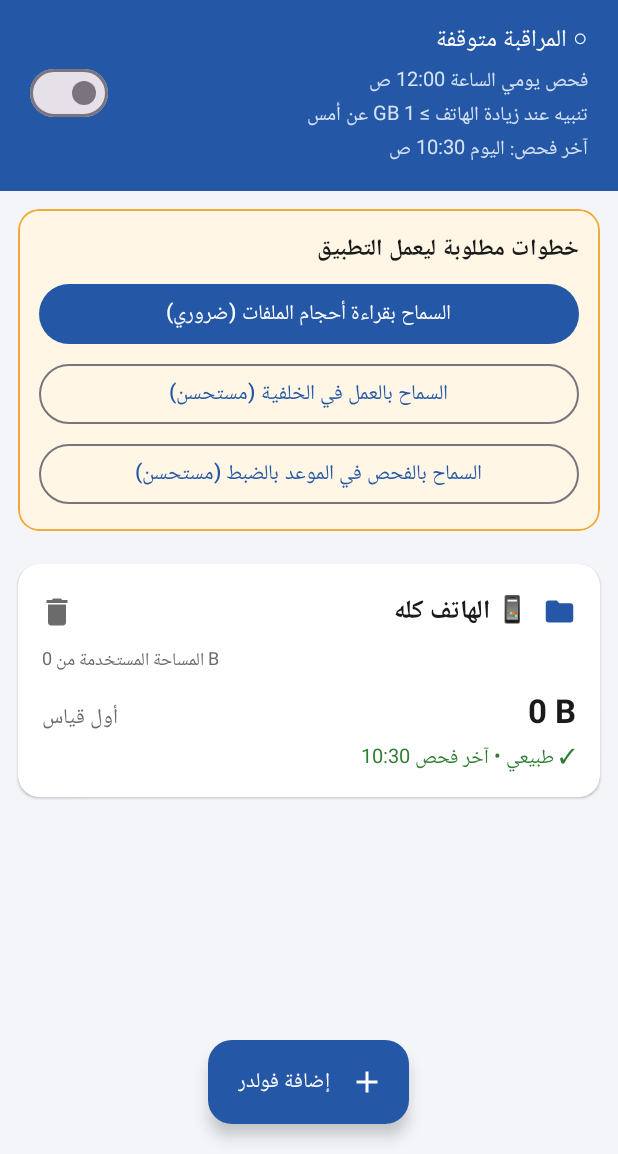
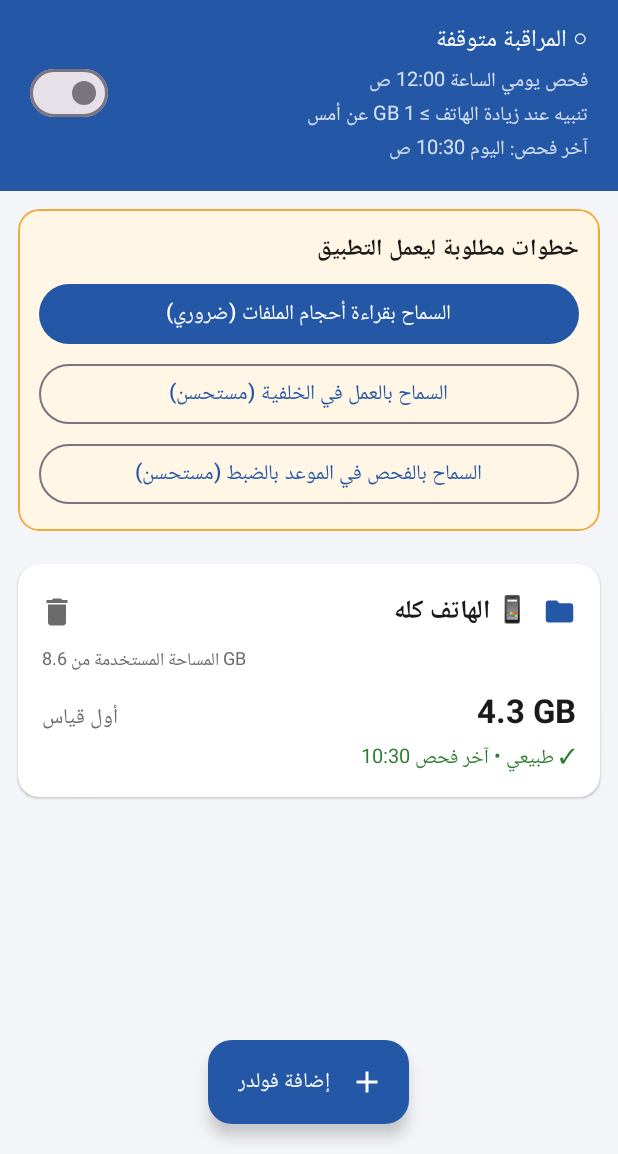
Before and after one commit to mostafatobgy/Claude_1, an Android app: the screen it shows after launch (MainActivity), after a tap on "فحص الآن", on a phone screen of 412 x 824 dp, the part 82-1236 px from its top. Run offline under Robolectric (Android 15) with nearby library versions, the phone set to English and light mode, and no system bars; 1 statement that could not run was skipped.

Commit message:
Folder monitor app: measure phone storage like Android Settings
- Whole-phone used/total now come from StorageStatsManager, the source
  Settings uses: total is the advertised capacity and used includes the
  system, so the app shows e.g. 94.2 GB of 256 GB like the phone does.
  Earlier phone samples (user-data partition only) are dropped once so
  the switch doesn't look like growth.
- All sizes use 1000-based units, matching Settings and the Files app.
  Whole-phone default threshold is now 1000 MB.

Co-Authored-By: Claude Opus 5.5 <noreply@anthropic.com>
Claude-Session: https://claude.ai/code/session_017eM4pdfexUZEAaNcascfnn

```diff
--- a/folder-monitor-android/app/src/main/java/com/foldermonitor/app/FolderAdapter.kt
+++ b/folder-monitor-android/app/src/main/java/com/foldermonitor/app/FolderAdapter.kt
@@ -45,7 +45,7 @@ class FolderAdapter(private val onRemove: (String) -> Unit) : RecyclerView.Adapt
         val now = System.currentTimeMillis()
         if (path == Alert.PHONE) {
             vh.name.text = "📱 الهاتف كله"
-            vh.path.text = "المساحة المستخدمة من " + formatSize(PhoneStorage.total())
+            vh.path.text = "المساحة المستخدمة من " + formatSize(PhoneStorage.total(ctx))
         } else {
             vh.name.text = File(path).name.ifEmpty { path }
             vh.path.text = FolderPicker.displayPath(path)
--- a/folder-monitor-android/app/src/main/java/com/foldermonitor/app/Growth.kt
+++ b/folder-monitor-android/app/src/main/java/com/foldermonitor/app/Growth.kt
@@ -17,7 +17,7 @@ data class Rules(
     val thresholdMb: Long = 0,       // alert if growth >= this many MB (0 = off) ...
     val thresholdPercent: Int = 20,  // ... or >= this percent of the earlier size (0 = off)
     val cooldownMin: Int = 30,       // interval mode: don't repeat an alert for the same folder sooner
-    val phoneMb: Long = 1024,        // whole phone: alert if used space grew >= this many MB (0 = off) ...
+    val phoneMb: Long = 1000,        // whole phone: alert if used space grew >= this many MB (0 = off) ...
     val phonePercent: Int = 0,       // ... or >= this percent (0 = off)
 ) {
     // Daily mode compares with the previous day's check. 20 h (not 24) so a check that ran a little
@@ -160,7 +160,8 @@ object Culprits {
 }
 
 object Growth {
-    const val MB = 1024L * 1024L
+    /** Sizes use 1000-based units, like Android's Settings and Files apps. */
+    const val MB = 1_000_000L
 
     /** Returns an alert if [h] grew past the thresholds within the window (and not in cooldown). */
     fun check(h: FolderHistory, rules: Rules, now: Long): Alert? {
@@ -194,7 +195,7 @@ fun formatSize(bytes: Long): String {
     var n = kotlin.math.abs(bytes).toDouble()
     val units = listOf("B", "KB", "MB", "GB", "TB")
     var i = 0
-    while (n >= 1024 && i < units.lastIndex) { n /= 1024; i++ }
+    while (n >= 1000 && i < units.lastIndex) { n /= 1000; i++ }
     return if (i == 0) "$sign${n.toLong()} B" else sign + String.format(Locale.US, "%.1f %s", n, units[i])
 }
 
--- a/folder-monitor-android/app/src/main/java/com/foldermonitor/app/MainActivity.kt
+++ b/folder-monitor-android/app/src/main/java/com/foldermonitor/app/MainActivity.kt
@@ -307,7 +307,7 @@ class MainActivity : AppCompatActivity() {
             isChecked = Store.phoneEnabled(this@MainActivity)
         }
         fields.addView(phoneSwitch, params(4))
-        val phoneMb = field("≥ ميجابايت (0 = معطّل)  •  1024 = 1 GB", r.phoneMb)
+        val phoneMb = field("≥ ميجابايت (0 = معطّل)  •  1000 = 1 GB", r.phoneMb)
         val phonePct = field("أو ≥ نسبة % (0 = معطّل)", r.phonePercent)
 
         label("📁 الفولدرات المضافة: نبّهني إذا زاد حجم أي فولدر عن الفحص السابق بمقدار")
@@ -424,7 +424,7 @@ class MainActivity : AppCompatActivity() {
         }
         fun limits(mb: Long, pct: Int) = listOfNotNull(
             if (pct > 0) "$pct%" else null,
-            if (mb > 0) (if (mb >= 1024 && mb % 1024 == 0L) "${mb / 1024} GB" else "$mb MB") else null,
+            if (mb > 0) (if (mb >= 1000 && mb % 1000 == 0L) "${mb / 1000} GB" else "$mb MB") else null,
         ).joinToString(" أو ")
         val schedule = if (rules.daily) "فحص يومي الساعة ${formatClock(rules.dailyHour, rules.dailyMinute)}"
         else "فحص كل ${rules.intervalMin} دقيقة"
--- a/folder-monitor-android/app/src/main/java/com/foldermonitor/app/Monitoring.kt
+++ b/folder-monitor-android/app/src/main/java/com/foldermonitor/app/Monitoring.kt
@@ -3,6 +3,7 @@ package com.foldermonitor.app
 import android.app.AlarmManager
 import android.app.PendingIntent
 import android.app.Service
+import android.app.usage.StorageStatsManager
 import android.content.BroadcastReceiver
 import android.content.Context
 import android.content.Intent
@@ -12,6 +13,7 @@ import android.os.IBinder
 import android.os.Environment
 import android.os.PowerManager
 import android.os.StatFs
+import android.os.storage.StorageManager
 import androidx.core.app.ServiceCompat
 import androidx.core.content.ContextCompat
 import java.io.File
@@ -40,6 +42,11 @@ object Checker {
         val targets = Store.targets(ctx)
         val rules = Store.rules(ctx)
         val history = Store.loadHistory(ctx)
+        // v3 measures the phone like Settings does (system included); older phone sizes aren't comparable.
+        if (Store.phoneMeasureVersion(ctx) < 3) {
+            history.remove(Alert.PHONE)
+            Store.setPhoneMeasureVersion(ctx, 3)
+        }
         history.keys.retainAll(targets.toSet())
         for (key in targets) {
             if (key !in Store.targets(ctx)) continue // removed while we were scanning
@@ -53,7 +60,7 @@ object Checker {
             if (result.error != null) { h.error = result.error; continue }
             h.error = ""
             // The phone is measured by used storage (includes app data we can't read).
-            val size = if (isPhone) PhoneStorage.used() else result.total
+            val size = if (isPhone) PhoneStorage.used(ctx) else result.total
             h.add(Sample(now, size, result.children), rules.windowMs)
 
             val previous = Store.loadSnapshot(ctx, key)
@@ -79,13 +86,26 @@ object Checker {
     }
 }
 
-/** The phone's shared storage ("الذاكرة الداخلية"). */
+/**
+ * The phone's storage, measured the way Android's Settings does: total is the advertised size
+ * (e.g. 256 GB) and "used" includes the Android system itself. Files are read from [root].
+ */
 object PhoneStorage {
     val root: File get() = Environment.getExternalStorageDirectory()
 
-    private fun stat() = StatFs(root.path)
-    fun used(): Long = stat().let { it.totalBytes - it.availableBytes }
-    fun total(): Long = stat().totalBytes
+    private fun stats(ctx: Context): Pair<Long, Long> {
+        try {
+            val ssm = ctx.getSystemService(StorageStatsManager::class.java)
+            val total = ssm.getTotalBytes(StorageManager.UUID_DEFAULT)
+            val free = ssm.getFreeBytes(StorageManager.UUID_DEFAULT)
+            if (total > 0) return total to free
+        } catch (e: Exception) { }
+        val st = StatFs(root.path) // fallback: user-data partition only
+        return st.totalBytes to st.availableBytes
+    }
+
+    fun used(ctx: Context): Long = stats(ctx).let { (total, free) -> total - free }
+    fun total(ctx: Context): Long = stats(ctx).first
 }
 
 /** Wakes the phone at the next check time (daily at the chosen hour, or every N minutes). */
--- a/folder-monitor-android/app/src/main/java/com/foldermonitor/app/Scanner.kt
+++ b/folder-monitor-android/app/src/main/java/com/foldermonitor/app/Scanner.kt
@@ -29,7 +29,7 @@ object Scanner {
     /** Children kept per sample (largest first) so the saved history stays small. */
     private const val MAX_CHILDREN = 300
     /** Smaller folders are left out of the snapshot (their growth can't matter). */
-    const val MIN_DIR = 1024L * 1024L
+    const val MIN_DIR = 1_000_000L
     private const val MAX_RECENT = 10
 
     fun scan(root: File, since: Long = Long.MAX_VALUE): Result {
--- a/folder-monitor-android/app/src/main/java/com/foldermonitor/app/Store.kt
+++ b/folder-monitor-android/app/src/main/java/com/foldermonitor/app/Store.kt
@@ -63,6 +63,9 @@ object Store {
     /** Everything checked: the whole phone (if on) followed by the added folders. */
     fun targets(ctx: Context): List<String> =
         (if (phoneEnabled(ctx)) listOf(Alert.PHONE) else emptyList()) + folders(ctx)
+
+    fun phoneMeasureVersion(ctx: Context) = prefs(ctx).getInt("phoneMeasure", 1)
+    fun setPhoneMeasureVersion(ctx: Context, v: Int) = prefs(ctx).edit().putInt("phoneMeasure", v).apply()
 
     fun isEnabled(ctx: Context) = prefs(ctx).getBoolean("enabled", false)
     fun setEnabled(ctx: Context, on: Boolean) = prefs(ctx).edit().putBoolean("enabled", on).apply()
```
Also changed, not shown: 2 other files.
